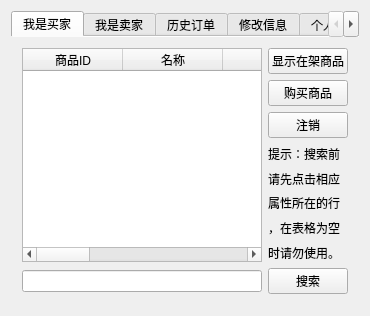
This is userWindow.ui in KyokaiNoKanata/TradingPlatform as Qt 5 draws it before an edit. The edited form follows.
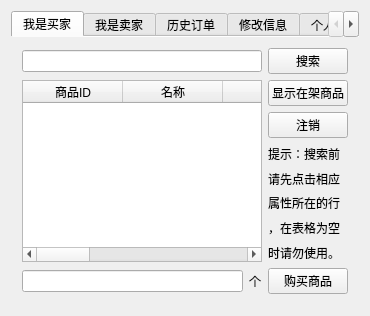
This is the edited form.

The edit to the form file:
```diff
--- a/userWindow.ui
+++ b/userWindow.ui
@@ -32,6 +32,9 @@
        </attribute>
        <layout class="QGridLayout" name="gridLayout">
         <item row="0" column="0">
+         <widget class="QLineEdit" name="buyerSearchLineEdit"/>
+        </item>
+        <item row="1" column="0">
          <widget class="QTableWidget" name="buyerCommodityTableWidget">
           <column>
            <property name="text">
@@ -75,14 +78,14 @@
           </column>
          </widget>
         </item>
-        <item row="2" column="1">
+        <item row="0" column="1">
          <widget class="QPushButton" name="buyerSearchPushButton">
           <property name="text">
            <string>搜索</string>
           </property>
          </widget>
         </item>
-        <item row="0" column="1">
+        <item row="1" column="1">
          <layout class="QVBoxLayout" name="verticalLayout">
           <item>
            <widget class="QPushButton" name="buyerViewAllPushButton">
@@ -91,13 +94,6 @@
             </property>
            </widget>
           </item>
-          <item>
-           <widget class="QPushButton" name="buyerBuyPushButton">
-            <property name="text">
-             <string>购买商品</string>
-            </property>
-           </widget>
-          </item>
           <item>
            <widget class="QPushButton" name="logOutPushButton">
             <property name="text">
@@ -143,7 +139,25 @@
          </layout>
         </item>
         <item row="2" column="0">
-         <widget class="QLineEdit" name="buyerSearchLineEdit"/>
+         <layout class="QHBoxLayout" name="horizontalLayout">
+          <item>
+           <widget class="QLineEdit" name="quantityLineEdit"/>
+          </item>
+          <item>
+           <widget class="QLabel" name="label_11">
+            <property name="text">
+             <string>个</string>
+            </property>
+           </widget>
+          </item>
+         </layout>
+        </item>
+        <item row="2" column="1">
+         <widget class="QPushButton" name="buyerBuyPushButton">
+          <property name="text">
+           <string>购买商品</string>
+          </property>
+         </widget>
         </item>
        </layout>
       </widget>
```
Left out of the diff: 7 changed lines with no effect on the pictures.
